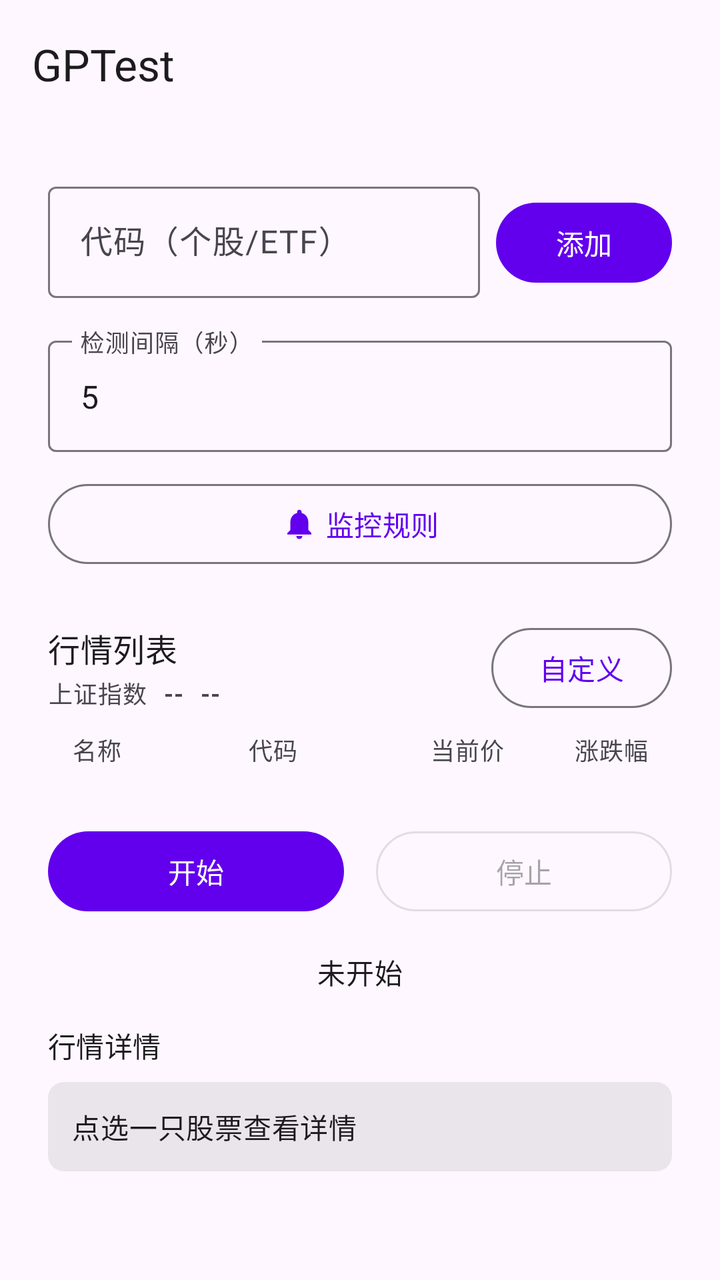
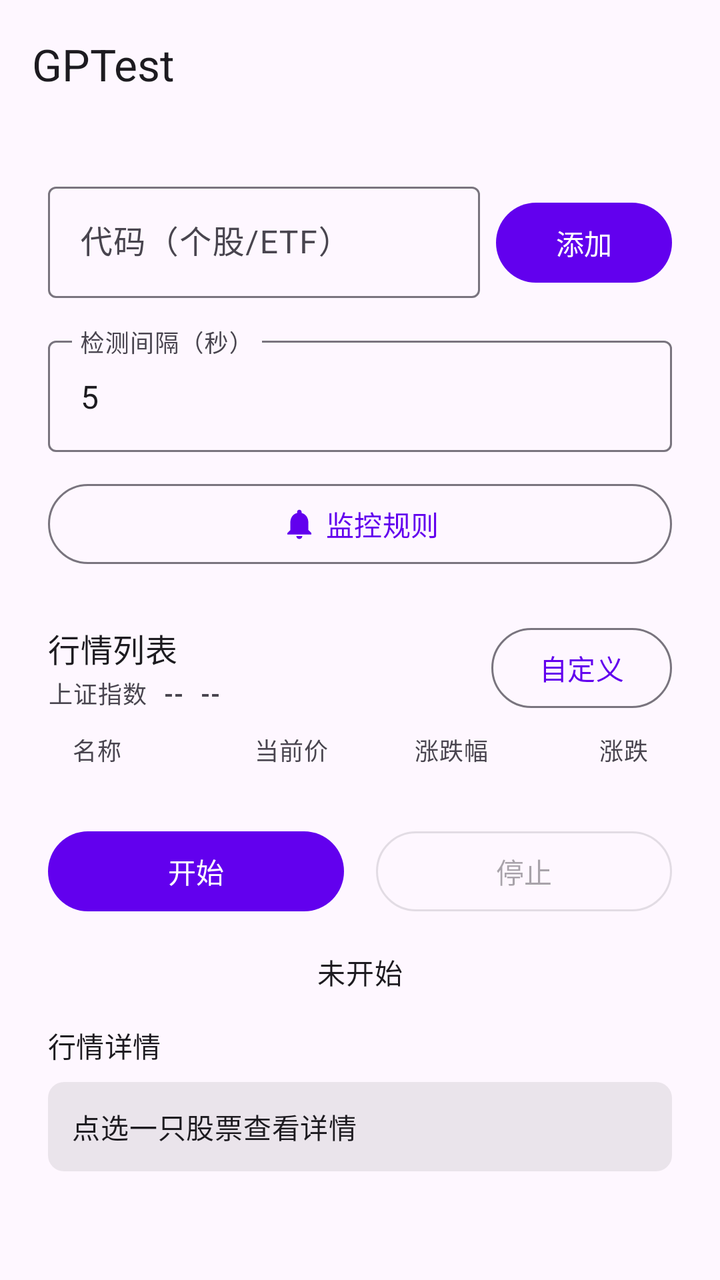

An Android layout rendered at two revisions. The XML below is the earlier revision; the diff shows what the commit changed to produce the second picture.
<!-- AndroidManifest.xml: application theme Theme.GPTest -->
<!-- res/layout/activity_main.xml -->
<?xml version="1.0" encoding="utf-8"?>
<LinearLayout xmlns:android="http://schemas.android.com/apk/res/android"
    xmlns:app="http://schemas.android.com/apk/res-auto"
    android:layout_width="match_parent"
    android:layout_height="match_parent"
    android:background="?attr/colorSurface"
    android:focusable="true"
    android:focusableInTouchMode="true"
    android:orientation="vertical">

    <com.google.android.material.appbar.MaterialToolbar
        android:id="@+id/toolbar"
        android:layout_width="match_parent"
        android:layout_height="wrap_content"
        android:background="?attr/colorSurface"
        app:title="@string/app_name" />

    <ScrollView
        android:id="@+id/content"
        android:layout_width="match_parent"
        android:layout_height="0dp"
        android:layout_weight="1"
        android:clipToPadding="false"
        android:fillViewport="true">

    <LinearLayout
        android:layout_width="match_parent"
        android:layout_height="wrap_content"
        android:orientation="vertical"
        android:padding="24dp">

        <LinearLayout
            android:layout_width="match_parent"
            android:layout_height="wrap_content"
            android:gravity="bottom"
            android:orientation="horizontal">

            <com.google.android.material.textfield.TextInputLayout
                android:id="@+id/tilStockCode"
                style="@style/Widget.Material3.TextInputLayout.OutlinedBox"
                android:layout_width="0dp"
                android:layout_height="wrap_content"
                android:layout_weight="1"
                android:hint="@string/stock_code_hint">

                <com.google.android.material.textfield.TextInputEditText
                    android:id="@+id/etStockCode"
                    android:layout_width="match_parent"
                    android:layout_height="wrap_content"
                    android:imeOptions="actionDone"
                    android:inputType="textCapCharacters"
                    android:maxLines="1" />
            </com.google.android.material.textfield.TextInputLayout>

            <com.google.android.material.button.MaterialButton
                android:id="@+id/btnAdd"
                android:layout_width="wrap_content"
                android:layout_height="wrap_content"
                android:layout_marginStart="8dp"
                android:text="@string/add" />
        </LinearLayout>

        <com.google.android.material.textfield.TextInputLayout
            android:id="@+id/tilInterval"
            style="@style/Widget.Material3.TextInputLayout.OutlinedBox"
            android:layout_width="match_parent"
            android:layout_height="wrap_content"
            android:layout_marginTop="16dp"
            android:hint="@string/interval_hint">

            <com.google.android.material.textfield.TextInputEditText
                android:id="@+id/etInterval"
                android:layout_width="match_parent"
                android:layout_height="wrap_content"
                android:imeOptions="actionDone"
                android:inputType="number"
                android:maxLines="1"
                android:text="@string/interval_default" />
        </com.google.android.material.textfield.TextInputLayout>

        <com.google.android.material.button.MaterialButton
            android:id="@+id/btnAlerts"
            style="@style/Widget.Material3.Button.OutlinedButton"
            android:layout_width="match_parent"
            android:layout_height="wrap_content"
            android:layout_marginTop="12dp"
            android:text="@string/alert_rules_entry"
            app:icon="@drawable/ic_notifications"
            app:iconGravity="textStart" />

        <LinearLayout
            android:layout_width="match_parent"
            android:layout_height="wrap_content"
            android:layout_marginTop="24dp"
            android:gravity="center_vertical"
            android:orientation="horizontal">

            <LinearLayout
                android:layout_width="0dp"
                android:layout_height="wrap_content"
                android:layout_weight="1"
                android:orientation="vertical">

                <LinearLayout
                    android:layout_width="match_parent"
                    android:layout_height="wrap_content"
                    android:gravity="center_vertical"
                    android:orientation="horizontal">

                    <TextView
                        android:layout_width="wrap_content"
                        android:layout_height="wrap_content"
                        android:text="@string/quote_list_label"
                        android:textAppearance="?attr/textAppearanceSubtitle1" />

                    <TextView
                        android:id="@+id/tvLastUpdated"
                        android:layout_width="0dp"
                        android:layout_height="wrap_content"
                        android:layout_marginStart="8dp"
                        android:layout_weight="1"
                        android:ellipsize="end"
                        android:maxLines="1"
                        android:textAppearance="?attr/textAppearanceCaption"
                        android:visibility="gone" />
                </LinearLayout>

                <LinearLayout
                    android:layout_width="match_parent"
                    android:layout_height="wrap_content"
                    android:layout_marginTop="2dp"
                    android:gravity="center_vertical"
                    android:orientation="horizontal">

                    <TextView
                        android:id="@+id/tvIndexName"
                        android:layout_width="wrap_content"
                        android:layout_height="wrap_content"
                        android:text="@string/shanghai_index_name"
                        android:textAppearance="?attr/textAppearanceCaption" />

                    <TextView
                        android:id="@+id/tvIndexPrice"
                        android:layout_width="wrap_content"
                        android:layout_height="wrap_content"
                        android:layout_marginStart="8dp"
                        android:text="@string/shanghai_index_placeholder"
                        android:textAppearance="?attr/textAppearanceCaption"
                        android:textStyle="bold" />

                    <TextView
                        android:id="@+id/tvIndexChange"
                        android:layout_width="wrap_content"
                        android:layout_height="wrap_content"
                        android:layout_marginStart="8dp"
                        android:text="@string/shanghai_index_placeholder"
                        android:textAppearance="?attr/textAppearanceCaption"
                        android:textStyle="bold" />
                </LinearLayout>
            </LinearLayout>

            <com.google.android.material.button.MaterialButton
                android:id="@+id/btnSort"
                style="@style/Widget.Material3.Button.OutlinedButton"
                android:layout_width="wrap_content"
                android:layout_height="wrap_content"
                android:minWidth="0dp"
                android:text="@string/sort_custom" />
        </LinearLayout>

        <LinearLayout
            android:layout_width="match_parent"
            android:layout_height="wrap_content"
            android:layout_marginTop="8dp"
            android:orientation="horizontal"
            android:paddingStart="12dp"
            android:paddingEnd="12dp">

            <TextView
                android:layout_width="0dp"
                android:layout_height="wrap_content"
                android:layout_weight="1"
                android:text="@string/column_name"
                android:textAppearance="?attr/textAppearanceCaption" />

            <TextView
                android:layout_width="64dp"
                android:layout_height="wrap_content"
                android:text="@string/column_code"
                android:textAppearance="?attr/textAppearanceCaption" />

            <TextView
                android:layout_width="64dp"
                android:layout_height="wrap_content"
                android:gravity="end"
                android:text="@string/column_price"
                android:textAppearance="?attr/textAppearanceCaption" />

            <TextView
                android:layout_width="72dp"
                android:layout_height="wrap_content"
                android:gravity="end"
                android:text="@string/column_change"
                android:textAppearance="?attr/textAppearanceCaption" />
        </LinearLayout>

        <androidx.recyclerview.widget.RecyclerView
            android:id="@+id/rvQuoteList"
            android:layout_width="match_parent"
            android:layout_height="wrap_content"
            android:layout_marginTop="4dp"
            android:nestedScrollingEnabled="false" />

        <LinearLayout
            android:layout_width="match_parent"
            android:layout_height="wrap_content"
            android:layout_marginTop="24dp"
            android:orientation="horizontal">

            <com.google.android.material.button.MaterialButton
                android:id="@+id/btnStart"
                android:layout_width="0dp"
                android:layout_height="wrap_content"
                android:layout_marginEnd="8dp"
                android:layout_weight="1"
                android:text="@string/start" />

            <com.google.android.material.button.MaterialButton
                android:id="@+id/btnStop"
                style="@style/Widget.Material3.Button.OutlinedButton"
                android:layout_width="0dp"
                android:layout_height="wrap_content"
                android:layout_marginStart="8dp"
                android:layout_weight="1"
                android:enabled="false"
                android:text="@string/stop" />
        </LinearLayout>

        <TextView
            android:id="@+id/tvStatus"
            android:layout_width="match_parent"
            android:layout_height="wrap_content"
            android:layout_marginTop="16dp"
            android:gravity="center"
            android:text="@string/status_idle"
            android:textAppearance="?attr/textAppearanceBody2" />

        <TextView
            android:layout_width="match_parent"
            android:layout_height="wrap_content"
            android:layout_marginTop="16dp"
            android:text="@string/quote_detail_label"
            android:textAppearance="?attr/textAppearanceSubtitle2" />

        <include
            android:id="@+id/quoteCard"
            layout="@layout/view_quote_card"
            android:layout_width="match_parent"
            android:layout_height="wrap_content"
            android:layout_marginTop="8dp" />
    </LinearLayout>
    </ScrollView>
</LinearLayout>
<!-- res/layout/view_quote_card.xml (included above) -->
<?xml version="1.0" encoding="utf-8"?>
<LinearLayout xmlns:android="http://schemas.android.com/apk/res/android"
    android:layout_width="match_parent"
    android:layout_height="wrap_content"
    android:background="@drawable/bg_quote_detail"
    android:orientation="vertical"
    android:padding="12dp">

    <TextView
        android:id="@+id/tvCardPlaceholder"
        android:layout_width="match_parent"
        android:layout_height="wrap_content"
        android:text="@string/quote_detail_placeholder"
        android:textAppearance="?attr/textAppearanceBody2" />

    <LinearLayout
        android:id="@+id/llCardContent"
        android:layout_width="match_parent"
        android:layout_height="wrap_content"
        android:orientation="vertical"
        android:visibility="gone">

        <TextView
            android:id="@+id/tvCardName"
            android:layout_width="match_parent"
            android:layout_height="wrap_content"
            android:textAppearance="?attr/textAppearanceHeadline6" />

        <TextView
            android:id="@+id/tvCardCode"
            android:layout_width="match_parent"
            android:layout_height="wrap_content"
            android:layout_marginTop="2dp"
            android:textAppearance="?attr/textAppearanceBody2" />

        <LinearLayout
            android:layout_width="match_parent"
            android:layout_height="wrap_content"
            android:layout_marginTop="8dp"
            android:gravity="bottom"
            android:orientation="horizontal">

            <TextView
                android:id="@+id/tvCardPrice"
                android:layout_width="wrap_content"
                android:layout_height="wrap_content"
                android:textSize="28sp"
                android:textStyle="bold" />

            <TextView
                android:id="@+id/tvCardChangePercent"
                android:layout_width="wrap_content"
                android:layout_height="wrap_content"
                android:layout_marginStart="12dp"
                android:textAppearance="?attr/textAppearanceSubtitle1"
                android:textStyle="bold" />

            <TextView
                android:id="@+id/tvCardChange"
                android:layout_width="wrap_content"
                android:layout_height="wrap_content"
                android:layout_marginStart="8dp"
                android:textAppearance="?attr/textAppearanceBody2" />
        </LinearLayout>

        <TableLayout
            android:layout_width="match_parent"
            android:layout_height="wrap_content"
            android:layout_marginTop="12dp"
            android:stretchColumns="1,3">

            <TableRow>
                <TextView android:text="@string/metric_open" android:textAppearance="?attr/textAppearanceCaption" android:paddingTop="4dp" android:paddingEnd="8dp" />
                <TextView android:id="@+id/tvOpen" android:textAppearance="?attr/textAppearanceBody2" android:paddingTop="4dp" android:paddingEnd="12dp" />
                <TextView android:text="@string/metric_prev_close" android:textAppearance="?attr/textAppearanceCaption" android:paddingTop="4dp" android:paddingEnd="8dp" />
                <TextView android:id="@+id/tvPrevClose" android:textAppearance="?attr/textAppearanceBody2" android:paddingTop="4dp" />
            </TableRow>

            <TableRow>
                <TextView android:text="@string/metric_high" android:textAppearance="?attr/textAppearanceCaption" android:paddingTop="4dp" android:paddingEnd="8dp" />
                <TextView android:id="@+id/tvHigh" android:textAppearance="?attr/textAppearanceBody2" android:paddingTop="4dp" android:paddingEnd="12dp" />
                <TextView android:text="@string/metric_low" android:textAppearance="?attr/textAppearanceCaption" android:paddingTop="4dp" android:paddingEnd="8dp" />
                <TextView android:id="@+id/tvLow" android:textAppearance="?attr/textAppearanceBody2" android:paddingTop="4dp" />
            </TableRow>

            <TableRow>
                <TextView android:text="@string/metric_volume" android:textAppearance="?attr/textAppearanceCaption" android:paddingTop="4dp" android:paddingEnd="8dp" />
                <TextView android:id="@+id/tvVolume" android:textAppearance="?attr/textAppearanceBody2" android:paddingTop="4dp" android:paddingEnd="12dp" />
                <TextView android:text="@string/metric_amount" android:textAppearance="?attr/textAppearanceCaption" android:paddingTop="4dp" android:paddingEnd="8dp" />
                <TextView android:id="@+id/tvAmount" android:textAppearance="?attr/textAppearanceBody2" android:paddingTop="4dp" />
            </TableRow>

            <TableRow>
                <TextView android:text="@string/metric_turnover" android:textAppearance="?attr/textAppearanceCaption" android:paddingTop="4dp" android:paddingEnd="8dp" />
                <TextView android:id="@+id/tvTurnover" android:textAppearance="?attr/textAppearanceBody2" android:paddingTop="4dp" android:paddingEnd="12dp" />
                <TextView android:text="@string/metric_amplitude" android:textAppearance="?attr/textAppearanceCaption" android:paddingTop="4dp" android:paddingEnd="8dp" />
                <TextView android:id="@+id/tvAmplitude" android:textAppearance="?attr/textAppearanceBody2" android:paddingTop="4dp" />
            </TableRow>

            <TableRow>
                <TextView android:text="@string/metric_pe" android:textAppearance="?attr/textAppearanceCaption" android:paddingTop="4dp" android:paddingEnd="8dp" />
                <TextView android:id="@+id/tvPe" android:textAppearance="?attr/textAppearanceBody2" android:paddingTop="4dp" android:paddingEnd="12dp" />
                <TextView android:text="@string/metric_pb" android:textAppearance="?attr/textAppearanceCaption" android:paddingTop="4dp" android:paddingEnd="8dp" />
                <TextView android:id="@+id/tvPb" android:textAppearance="?attr/textAppearanceBody2" android:paddingTop="4dp" />
            </TableRow>
        </TableLayout>

        <LinearLayout
            android:layout_width="match_parent"
            android:layout_height="wrap_content"
            android:layout_marginTop="12dp"
            android:orientation="horizontal">

            <TextView
                android:id="@+id/tvBids"
                android:layout_width="0dp"
                android:layout_height="wrap_content"
                android:layout_weight="1"
                android:fontFamily="monospace"
                android:textAppearance="?attr/textAppearanceBody2" />

            <TextView
                android:id="@+id/tvAsks"
                android:layout_width="0dp"
                android:layout_height="wrap_content"
                android:layout_weight="1"
                android:fontFamily="monospace"
                android:textAppearance="?attr/textAppearanceBody2" />
        </LinearLayout>

        <TextView
            android:id="@+id/tvToggleRaw"
            android:layout_width="wrap_content"
            android:layout_height="wrap_content"
            android:layout_marginTop="12dp"
            android:clickable="true"
            android:focusable="true"
            android:paddingTop="4dp"
            android:paddingBottom="4dp"
            android:text="@string/show_raw_fields"
            android:textColor="?attr/colorPrimary" />

        <TextView
            android:id="@+id/tvRawDetail"
            android:layout_width="match_parent"
            android:layout_height="wrap_content"
            android:layout_marginTop="8dp"
            android:fontFamily="monospace"
            android:textIsSelectable="true"
            android:textSize="12sp"
            android:visibility="gone" />
    </LinearLayout>
</LinearLayout>
<!-- resources referenced by this layout -->
<resources>
  <!-- drawable bg_quote_detail (drawable) -->
  <?xml version="1.0" encoding="utf-8"?>
  <shape xmlns:android="http://schemas.android.com/apk/res/android">
      <solid android:color="@color/quote_panel_bg" />
      <corners android:radius="8dp" />
  </shape>
  <!-- drawable ic_notifications (drawable) -->
  <vector xmlns:android="http://schemas.android.com/apk/res/android"
      android:width="24dp"
      android:height="24dp"
      android:viewportWidth="24"
      android:viewportHeight="24"
      android:tint="?attr/colorPrimary">
      <path
          android:fillColor="@android:color/white"
          android:pathData="M12,22c1.1,0 2,-0.9 2,-2h-4c0,1.1 0.89,2 2,2zM18,16v-5c0,-3.07 -1.64,-5.64 -4.5,-6.32V4c0,-0.83 -0.67,-1.5 -1.5,-1.5s-1.5,0.67 -1.5,1.5v0.68C7.63,5.36 6,7.92 6,11v5l-2,2v1h16v-1l-2,-2z" />
  </vector>
  <string name="add">添加</string>
  <string name="alert_rules_entry">监控规则</string>
  <string name="app_name">GPTest</string>
  <string name="column_change">涨跌幅</string>
  <string name="column_code">代码</string>
  <string name="column_name">名称</string>
  <string name="column_price">当前价</string>
  <string name="interval_default">5</string>
  <string name="interval_hint">检测间隔（秒）</string>
  <string name="metric_amount">成交额(万)</string>
  <string name="metric_amplitude">振幅</string>
  <string name="metric_high">最高</string>
  <string name="metric_low">最低</string>
  <string name="metric_open">今开</string>
  <string name="metric_pb">市净率</string>
  <string name="metric_pe">市盈率</string>
  <string name="metric_prev_close">昨收</string>
  <string name="metric_turnover">换手率</string>
  <string name="metric_volume">成交量</string>
  <string name="quote_detail_label">行情详情</string>
  <string name="quote_detail_placeholder">点选一只股票查看详情</string>
  <string name="quote_list_label">行情列表</string>
  <string name="shanghai_index_name">上证指数</string>
  <string name="shanghai_index_placeholder">--</string>
  <string name="show_raw_fields">查看原始字段</string>
  <string name="sort_custom">自定义</string>
  <string name="start">开始</string>
  <string name="status_idle">未开始</string>
  <string name="stock_code_hint">代码（个股/ETF）</string>
  <string name="stop">停止</string>
  <style name="Theme.GPTest" parent="Theme.Material3.DayNight.NoActionBar">
          <item name="colorPrimary">@color/purple_500</item>
          <item name="colorOnPrimary">@color/white</item>
          <item name="colorPrimaryContainer">@color/purple_200</item>
          <item name="colorOnPrimaryContainer">@color/purple_700</item>
          <item name="colorSecondary">@color/teal_700</item>
          <item name="colorOnSecondary">@color/white</item>
          <item name="colorSecondaryContainer">@color/teal_200</item>
          <item name="colorOnSecondaryContainer">@color/black</item>
          <item name="android:statusBarColor">@android:color/transparent</item>
          <item name="android:navigationBarColor">@android:color/transparent</item>
          <item name="android:windowLightStatusBar">true</item>
      </style>
  <color name="quote_panel_bg">#14000000</color>
  <color name="purple_500">#FF6200EE</color>
  <color name="white">#FFFFFFFF</color>
  <color name="purple_200">#FFBB86FC</color>
  <color name="purple_700">#FF3700B3</color>
  <color name="teal_700">#FF018786</color>
  <color name="teal_200">#FF03DAC5</color>
  <color name="black">#FF000000</color>
</resources>

<!-- the commit's change to res/layout/activity_main.xml (unified diff, before → after) -->
@@ -184,23 +184,24 @@
                 android:textAppearance="?attr/textAppearanceCaption" />
 
             <TextView
-                android:layout_width="64dp"
-                android:layout_height="wrap_content"
-                android:text="@string/column_code"
-                android:textAppearance="?attr/textAppearanceCaption" />
-
-            <TextView
-                android:layout_width="64dp"
+                android:layout_width="80dp"
                 android:layout_height="wrap_content"
                 android:gravity="end"
                 android:text="@string/column_price"
                 android:textAppearance="?attr/textAppearanceCaption" />
 
             <TextView
-                android:layout_width="72dp"
+                android:layout_width="80dp"
                 android:layout_height="wrap_content"
                 android:gravity="end"
                 android:text="@string/column_change"
+                android:textAppearance="?attr/textAppearanceCaption" />
+
+            <TextView
+                android:layout_width="80dp"
+                android:layout_height="wrap_content"
+                android:gravity="end"
+                android:text="@string/column_change_amount"
                 android:textAppearance="?attr/textAppearanceCaption" />
         </LinearLayout>
 
<!-- resource entries referenced after the edit -->
@@ -21,7 +21,7 @@
   <string name="alert_rules_entry">监控规则</string>
   <string name="app_name">GPTest</string>
   <string name="column_change">涨跌幅</string>
-  <string name="column_code">代码</string>
+  <string name="column_change_amount">涨跌</string>
   <string name="column_name">名称</string>
   <string name="column_price">当前价</string>
   <string name="interval_default">5</string>
